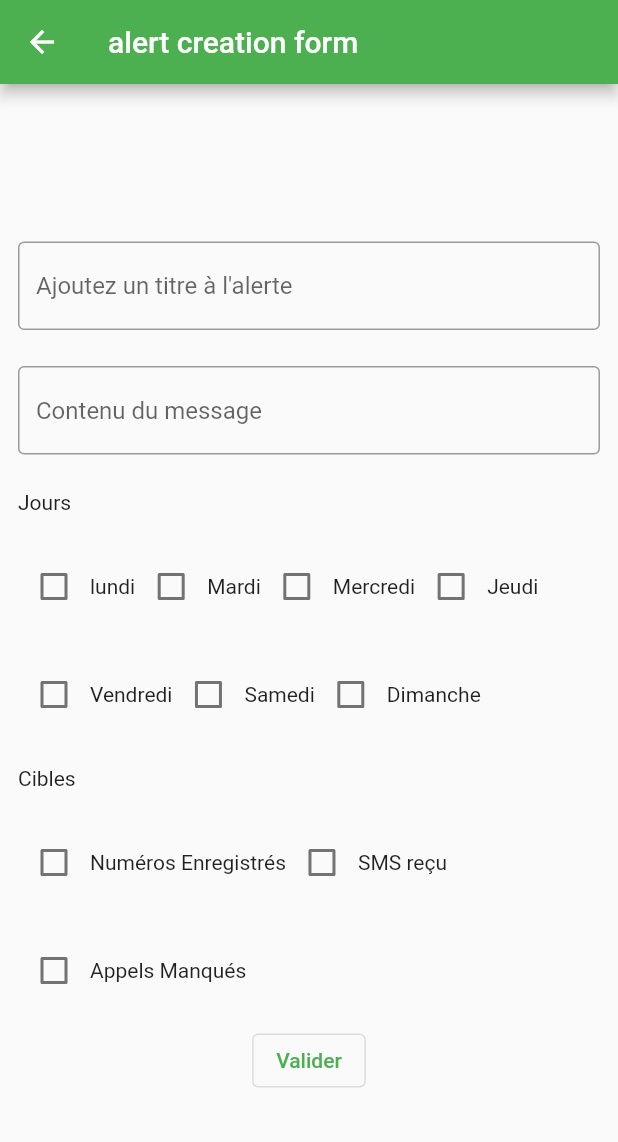
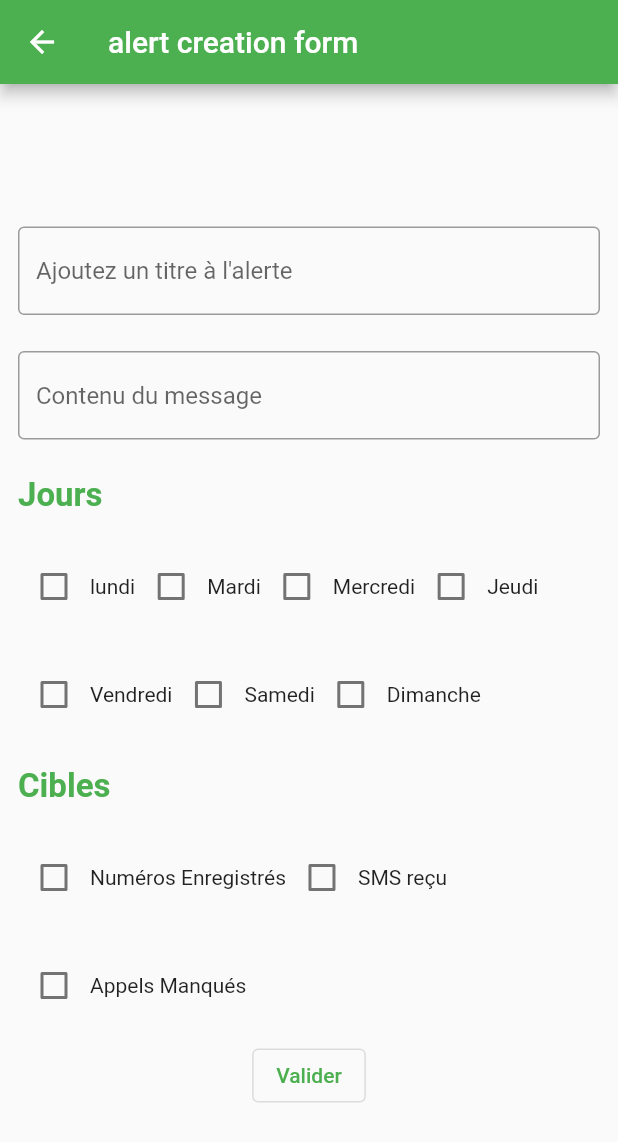
Before and after one commit to BenjaminCoux/MypoApp, a Flutter app: the FormScreen screen opened directly, on a phone screen of 412 x 824 dp. Shown: the top 1142 px of the screen. Run offline on Flutter 3.47's test engine with Material 2 defaults, Android fonts, the light colour scheme and no system bars; missing offline and left inert: telephony.

Commit message:
update du formulaire

```diff
--- a/lib/formulaire_alert.dart
+++ b/lib/formulaire_alert.dart
@@ -52,7 +52,7 @@
               Padding(padding:EdgeInsets.all(12) ,child: TextField(controller: alertName,decoration: InputDecoration(border: OutlineInputBorder(),hintText: "Ajoutez un titre à l'alerte"),
               ),),
               Padding(padding: EdgeInsets.all(12),child: TextField(controller: alertContent,decoration: InputDecoration(border: OutlineInputBorder(),hintText: "Contenu du message"),)),
-              Padding(padding:EdgeInsets.all(12),child:Row(children:[Text("Jours")])),
+              Padding(padding:EdgeInsets.all(12),child:Row(children:[Text("Jours",style: TextStyle(fontWeight: FontWeight.bold,fontSize: 22,color: Colors.green,))])),
               Padding(padding: EdgeInsets.all(12) ,child:Row(children: [
                 Checkbox(value: week[0], onChanged:(bool? value)=>{
                   setState((){
@@ -101,7 +101,7 @@
                   Text("Dimanche"),
                 ],
               ),),
-              Padding(padding: EdgeInsets.all(12),child:Row(children: [Text("Cibles")],)),
+              Padding(padding: EdgeInsets.all(12),child:Row(children: [Text("Cibles",style: TextStyle(fontWeight: FontWeight.bold,fontSize: 22,color: Colors.green),)],)),
               Padding(padding: EdgeInsets.all(12),
                 child: Row(children: [
                   Checkbox(value: cibles[0], onChanged: (bool? value) =>{
@@ -138,11 +138,10 @@
 class Alert{
   String title;
   String content;
-  String cible="";
-  List<String> days=List.empty();
+  final days;
+  final cibles;
 
-  Alert({required this.title,required this.content});
-
+  Alert({required this.title,required this.content,required this.days,required this.cibles});
 }
 
 
```
